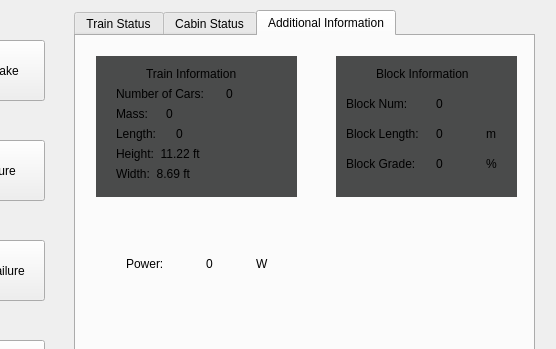
This is TrainModel/TrainModelUI.ui in marmysl/ece1140 as Qt 5 draws it before an edit; both pictures show x 156 to 712 and y 0 to 349 of the 712 by 482 pixel window. The edited form follows.
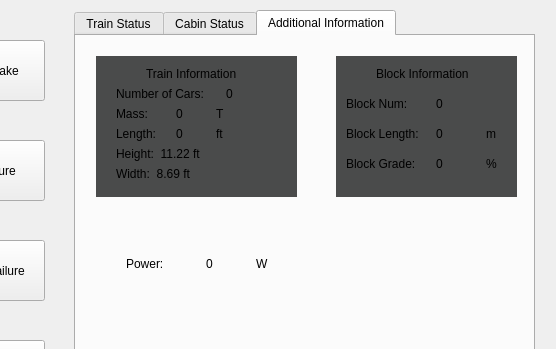
This is the edited form. The open tabs and pages were chosen to show the change.

Commit message: whoops fix passenger board

```diff
--- a/TrainModel/TrainModelUI.ui
+++ b/TrainModel/TrainModelUI.ui
@@ -76,7 +76,7 @@
      </rect>
     </property>
     <property name="currentIndex">
-     <number>2</number>
+     <number>0</number>
     </property>
     <widget class="QWidget" name="errors">
      <attribute name="title">
@@ -889,7 +889,7 @@
        <rect>
         <x>180</x>
         <y>220</y>
-        <width>58</width>
+        <width>31</width>
         <height>16</height>
        </rect>
       </property>
@@ -1049,7 +1049,7 @@
      <widget class="QLabel" name="massLabel">
       <property name="geometry">
        <rect>
-        <x>90</x>
+        <x>100</x>
         <y>70</y>
         <width>41</width>
         <height>16</height>
@@ -1072,6 +1072,32 @@
        <string>0</string>
       </property>
      </widget>
+     <widget class="QLabel" name="label_35">
+      <property name="geometry">
+       <rect>
+        <x>140</x>
+        <y>70</y>
+        <width>31</width>
+        <height>16</height>
+       </rect>
+      </property>
+      <property name="text">
+       <string>T</string>
+      </property>
+     </widget>
+     <widget class="QLabel" name="label_36">
+      <property name="geometry">
+       <rect>
+        <x>140</x>
+        <y>90</y>
+        <width>31</width>
+        <height>16</height>
+       </rect>
+      </property>
+      <property name="text">
+       <string>ft</string>
+      </property>
+     </widget>
      <widget class="QMdiArea" name="mdiArea_8">
       <property name="geometry">
        <rect>
@@ -1114,6 +1140,8 @@
      <zorder>label_34</zorder>
      <zorder>massLabel</zorder>
      <zorder>lengthLabel</zorder>
+     <zorder>label_35</zorder>
+     <zorder>label_36</zorder>
     </widget>
    </widget>
   </widget>
```
The commit also changes 1 other file.
